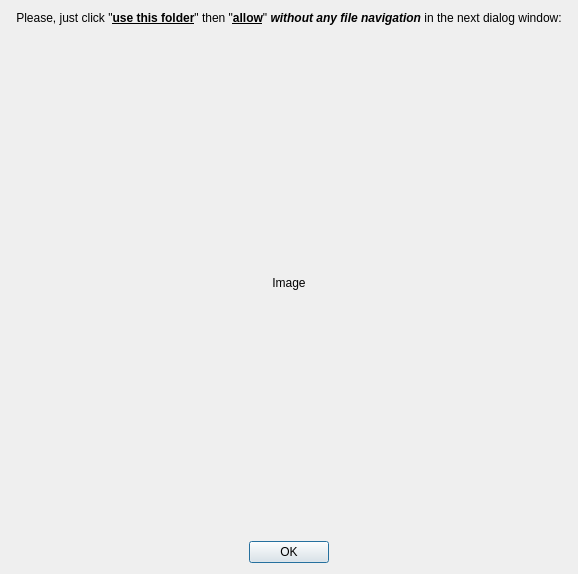
The window that safaccessdialog.ui (salieff/es_mod_installer) describes before a commit, drawn with Qt 5.
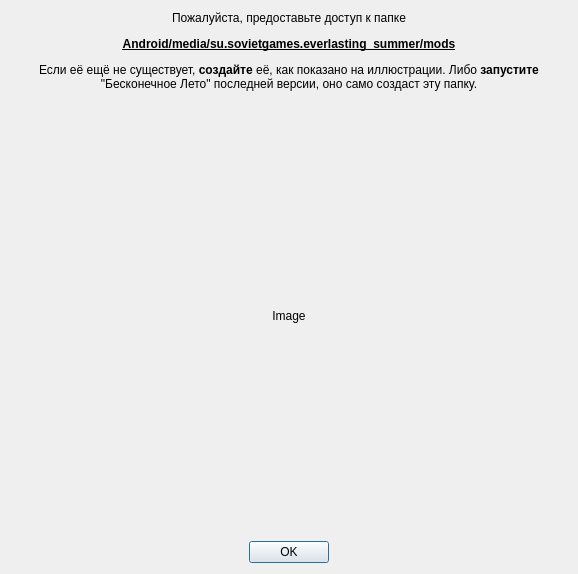
The same window after the commit.

What changed in the file:
```diff
--- a/safaccessdialog.ui
+++ b/safaccessdialog.ui
@@ -17,7 +17,7 @@
    <item>
     <widget class="QLabel" name="textLabel">
      <property name="text">
-      <string>&lt;html&gt;&lt;head/&gt;&lt;body&gt;&lt;p&gt;Please, just click &amp;quot;&lt;span style=&quot; font-weight:700; text-decoration: underline;&quot;&gt;use this folder&lt;/span&gt;&amp;quot; then &amp;quot;&lt;span style=&quot; font-weight:700; text-decoration: underline;&quot;&gt;allow&lt;/span&gt;&amp;quot; &lt;span style=&quot; font-weight:700; font-style:italic;&quot;&gt;without any file navigation&lt;/span&gt; in the next dialog window:&lt;/p&gt;&lt;/body&gt;&lt;/html&gt;</string>
+      <string>&lt;html&gt;&lt;head/&gt;&lt;body&gt;&lt;p&gt;Пожалуйста, предоставьте доступ к папке&lt;/p&gt;&lt;p&gt;&lt;span style=&quot; font-weight:700; text-decoration: underline;&quot;&gt;Android/media/su.sovietgames.everlasting_summer/mods&lt;/span&gt;&lt;/p&gt;&lt;p&gt;Если её ещё не существует, &lt;span style=&quot; font-weight:700;&quot;&gt;создайте&lt;/span&gt; её, как показано на иллюстрации. Либо &lt;span style=&quot; font-weight:700;&quot;&gt;запустите&lt;/span&gt; &amp;quot;Бесконечное Лето&amp;quot; последней версии, оно само создаст эту папку.&lt;/p&gt;&lt;/body&gt;&lt;/html&gt;</string>
      </property>
      <property name="alignment">
       <set>Qt::AlignBottom|Qt::AlignHCenter</set>
```
